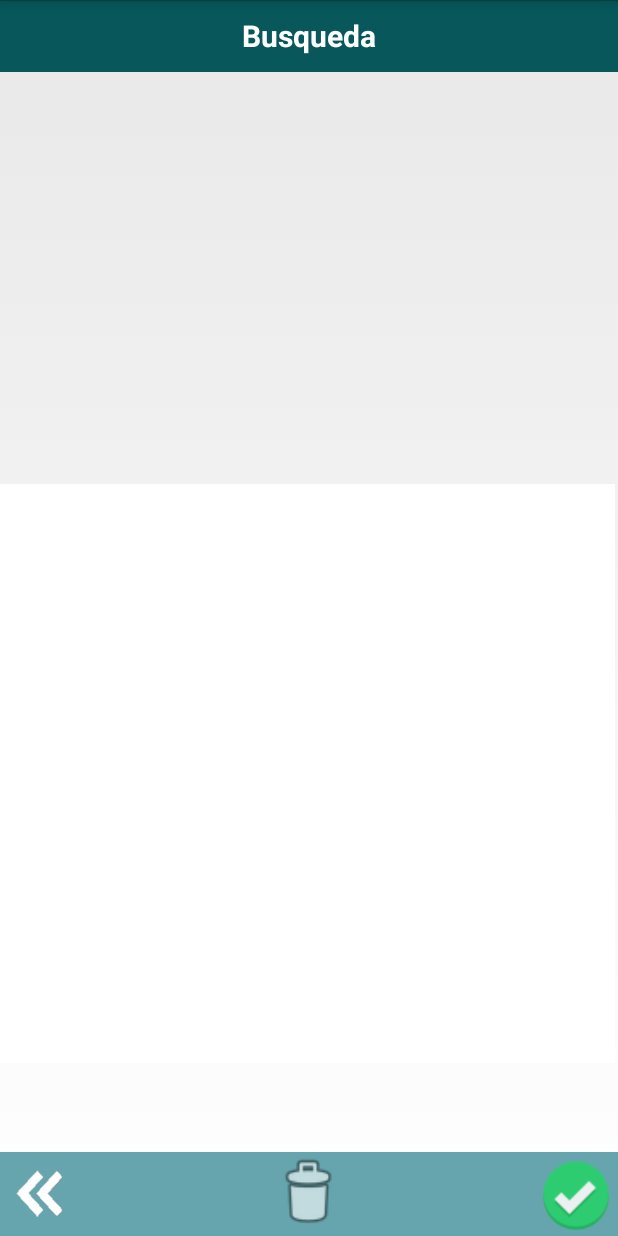
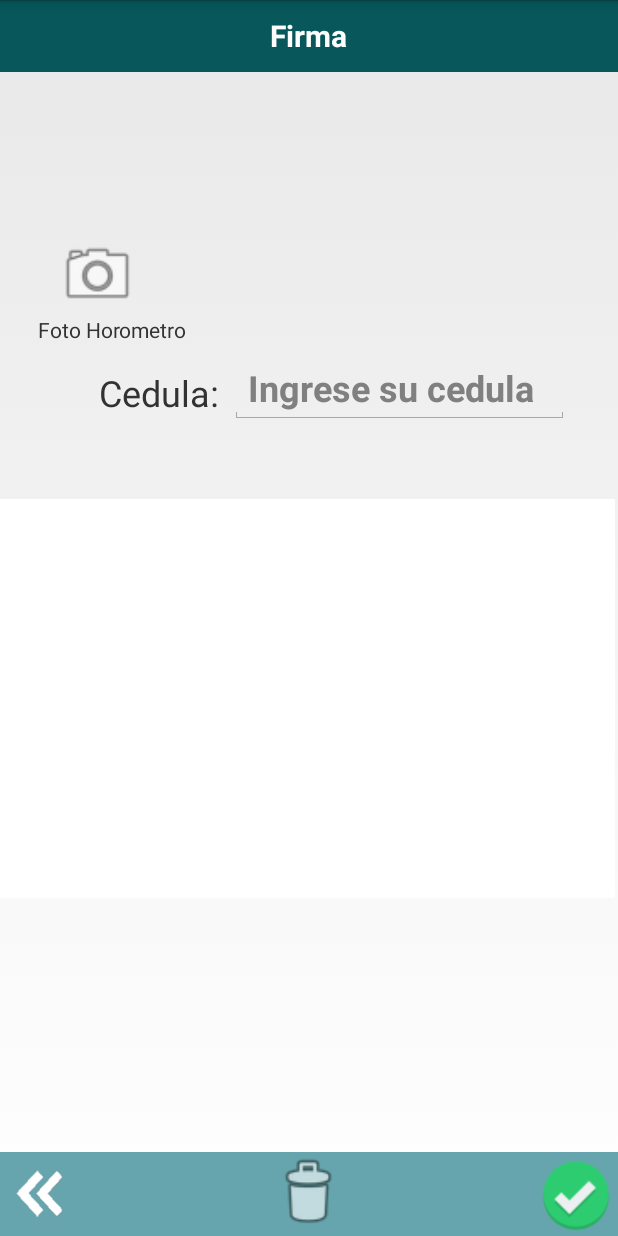
Before and after one commit to dtsolutionsgt/Combustible, an Android app: the Firma screen opened directly, with no data from a screen before it, on a phone screen of 412 x 824 dp. Run offline under Robolectric (Android 15) with nearby library versions, the phone set to English and light mode, and no system bars.

Commit message:
AAS 21-05-2019, Commit firma digital

```diff
--- a/app/src/main/java/com/dts/combust/Firma.java
+++ b/app/src/main/java/com/dts/combust/Firma.java
@@ -1,42 +1,54 @@
 package com.dts.combust;
+
 import java.io.File;
 import java.io.FileOutputStream;
-import android.app.Activity;
 import android.content.Context;
+import android.content.Intent;
+import android.content.pm.PackageManager;
 import android.graphics.Bitmap;
 import android.graphics.Canvas;
 import android.graphics.Color;
 import android.graphics.Paint;
 import android.graphics.Path;
 import android.graphics.RectF;
+import android.net.Uri;
 import android.os.Bundle;
 import android.os.Environment;
+import android.os.StrictMode;
+import android.provider.MediaStore;
+import android.text.Editable;
+import android.text.TextWatcher;
 import android.util.AttributeSet;
 import android.view.MotionEvent;
 import android.view.View;
-import android.view.Window;
+import com.dts.base.DateUtils;
+
+import android.widget.ImageView;
 import android.widget.LinearLayout;
+import android.widget.TextView;
 import android.widget.Toast;
 
 import com.dts.base.appGlobals;
-
-
-//  Android manifest
-//  <uses-permission android:name="android.permission.WRITE_EXTERNAL_STORAGE" />
-//  android:screenOrientation="landscape"
-//  android:configChanges="keyboardHidden|orientation|screenSize"
+import com.dts.classes.clsEmpleadosObj;
 
 public class Firma extends PBase {
 
     private LinearLayout Content;
-
+    private ImageView cam1, cam2;
+    private TextView txtC,txtC2,cedula,txtNombre;
     private Signature sign;
     private View surface;
+    private Long name;
 
     private Bitmap bm;
+    private clsEmpleadosObj empleado;
 
-    private String signfile;
+    private String signfile,tl,txt;
+    private int codCamera,check=0;
+    private int TAKE_PHOTO_CODE = 0;
     private boolean signed;
+
+    private DateUtils dateName;
 
     @Override
     protected void onCreate(Bundle savedInstanceState) {
@@ -57,9 +69,66 @@ public class Firma extends PBase {
         sign.setBackgroundColor(Color.WHITE);
         Content.addView(sign);
 
+        cam1 = (ImageView) findViewById(R.id.Camera2);
+        cam2 = (ImageView) findViewById(R.id.Camera3);
+        txtC = (TextView) findViewById(R.id.txtC);
+        txtC2 = (TextView) findViewById(R.id.txtC2);
+        cedula = (TextView) findViewById(R.id.txtCedula);
+        txtNombre = (TextView) findViewById(R.id.txtNombre);
+
+        dateName =  new DateUtils();
+        empleado =  new clsEmpleadosObj(this,Con,db);
+
+        codCamera = 1;
         surface = Content;
         signed=false;
 
+        setHandlers();
+
+        showCamera();
+
+    }
+
+    private void setHandlers() {
+        cedula.addTextChangedListener(new TextWatcher() {
+
+            public void afterTextChanged(Editable s) {
+
+                tl = cedula.getText().toString();
+
+                consultaNombre();
+            }
+
+            public void beforeTextChanged(CharSequence s, int start, int count, int after) {
+            }
+
+            public void onTextChanged(CharSequence s, int start, int before, int count){
+            }
+        });
+    }
+
+    public void consultaNombre(){
+        try {
+            if(tl.isEmpty()){
+
+                txtNombre.setText("");
+                return;
+
+            } else {
+                empleado.fill(" WHERE Barra ='" + tl + "'");
+
+                if(empleado.items.isEmpty()){
+
+                    txtNombre.setText("");
+                    return;
+                } else {
+                    txtNombre.setText(empleado.first().nombre);
+                }
+            }
+
+        } catch (Exception e) {
+            mu.msgbox(e.getMessage());
+        }
     }
 
     // Events
@@ -67,6 +136,10 @@ public class Firma extends PBase {
     public void clearView(View view) {
         sign.clear();
         signed=false;
+        codCamera = 1;
+        cedula.setText("");
+        txtNombre.setText("");
+        showCamera();
     }
 
     public void cancelCapture(View view) {
@@ -75,11 +148,16 @@ public class Firma extends PBase {
 
     public void saveSignature(View view) {
 
-        if (!signed) return;
+        cedula.getText();
 
-        surface.setDrawingCacheEnabled(true);
+        if(!signed || cedula.equals("") || codCamera ==1 || txtNombre.equals("")){
+            msgbox("Debe llenar todos los campos");
+            return;
+        }else {
+            surface.setDrawingCacheEnabled(true);
 
-        if (sign.save(surface)) super.finish();
+            if (sign.save(surface)) super.finish();
+        }
     }
 
     // Class
@@ -223,4 +301,60 @@ public class Firma extends PBase {
         }
     }
 
+    public void showCamera(){
+        try{
+            if (codCamera == 1){
+                cam1.setVisibility(View.VISIBLE);
+                txtC.setVisibility(View.VISIBLE);
+                cam2.setVisibility(View.INVISIBLE);
+                txtC2.setVisibility(View.INVISIBLE);
+            }else if(codCamera == 2 ){
+                cam1.setVisibility(View.INVISIBLE);
+                txtC.setVisibility(View.INVISIBLE);
+                cam2.setVisibility(View.VISIBLE);
+                txtC2.setVisibility(View.VISIBLE);
+            }
+        }catch (Exception e){
+            msgbox("Error en showCamera: "+e);
+        }
+    }
+
+    public void camera(View view){
+        try{
+            if (!this.getPackageManager().hasSystemFeature(PackageManager.FEATURE_CAMERA_ANY)) {
+                msgbox("El dispositivo no soporta toma de foto");return;
+            }
+
+            StrictMode.VmPolicy.Builder builder = new StrictMode.VmPolicy.Builder();
+            StrictMode.setVmPolicy(builder.build());
+
+            name = dateName.getCorelBase();
+
+            Intent cameraIntent = new Intent(MediaStore.ACTION_IMAGE_CAPTURE);
+            File URLfoto = new File(Environment.getExternalStorageDirectory() + "/ComFotos/" + name + ".jpg");
+            cameraIntent.putExtra(MediaStore.EXTRA_OUTPUT, Uri.fromFile(URLfoto));
+            startActivityForResult(cameraIntent,TAKE_PHOTO_CODE);
+
+        }catch (Exception e){
+            mu.msgbox("Error en camera: "+e.getMessage());
+        }
+    }
+
+    @Override
+    protected void onActivityResult(int requestCode, int resultCode, Intent data) {
+        super.onActivityResult(requestCode, resultCode, data);
+
+        if (requestCode == TAKE_PHOTO_CODE) {
+            if (resultCode == RESULT_OK) {
+                Toast.makeText(this, "Foto OK.", Toast.LENGTH_SHORT).show();
+
+                codCamera =  2;
+                showCamera();
+            } else {
+                Toast.makeText(this, "SIN FOTO.", Toast.LENGTH_SHORT).show();
+            }
+        }
+
+    }
+
 }
--- a/app/src/main/res/layout/activity_firma.xml
+++ b/app/src/main/res/layout/activity_firma.xml
@@ -57,6 +57,7 @@
             android:layout_marginBottom="2dp"
             android:layout_toStartOf="@+id/imageView9"
             android:layout_toEndOf="@+id/imageView8"
+            android:onClick="clearView"
             android:src="@android:drawable/ic_menu_delete" />
     </RelativeLayout>
 
@@ -77,7 +78,7 @@
             android:layout_width="wrap_content"
             android:layout_height="wrap_content"
             android:layout_centerInParent="true"
-            android:text="Busqueda"
+            android:text="Firma"
             android:textColor="#FFFFFF"
             android:textSize="20sp"
             android:textStyle="bold" />
@@ -95,20 +96,109 @@
         app:layout_constraintTop_toTopOf="parent"
         app:layout_constraintVertical_bias="0.406">
 
+        <TextView
+            android:id="@+id/txtC2"
+            android:layout_width="106dp"
+            android:layout_height="wrap_content"
+            android:layout_alignParentTop="true"
+            android:layout_alignParentEnd="true"
+            android:layout_marginStart="146dp"
+            android:layout_marginTop="136dp"
+            android:layout_marginEnd="27dp"
+            android:layout_toEndOf="@+id/txtC"
+            android:text="Tomar otra foto" />
+
+        <ImageView
+            android:id="@+id/Camera3"
+            android:layout_width="70dp"
+            android:layout_height="54dp"
+            android:layout_alignParentTop="true"
+            android:layout_alignParentEnd="true"
+            android:layout_marginStart="158dp"
+            android:layout_marginTop="77dp"
+            android:layout_marginEnd="92dp"
+            android:layout_marginBottom="8dp"
+            android:layout_toEndOf="@+id/Camera2"
+            android:onClick="camera"
+            android:src="@android:drawable/ic_menu_camera"
+            app:layout_constraintEnd_toEndOf="parent"
+            app:layout_constraintStart_toStartOf="parent"
+            app:layout_constraintTop_toBottomOf="@+id/relLogin" />
+
+        <ImageView
+            android:id="@+id/Camera2"
+            android:layout_width="70dp"
+            android:layout_height="54dp"
+            android:layout_alignParentStart="true"
+            android:layout_alignParentTop="true"
+            android:layout_marginStart="30dp"
+            android:layout_marginTop="77dp"
+            android:layout_marginBottom="8dp"
+            android:onClick="camera"
+            android:src="@android:drawable/ic_menu_camera"
+            app:layout_constraintEnd_toEndOf="parent"
+            app:layout_constraintStart_toStartOf="parent"
+            app:layout_constraintTop_toBottomOf="@+id/relLogin" />
+
         <LinearLayout
             android:id="@+id/linFirmaCanvas"
             android:layout_width="match_parent"
-            android:layout_height="387dp"
+            android:layout_height="266dp"
             android:layout_alignParentLeft="true"
             android:layout_alignParentTop="true"
             android:layout_alignParentBottom="true"
             android:layout_marginLeft="0dp"
-            android:layout_marginTop="244dp"
-            android:layout_marginBottom="-1dp"
+            android:layout_marginTop="254dp"
+            android:layout_marginBottom="110dp"
             android:layout_weight="0.60"
             android:orientation="horizontal">
 
         </LinearLayout>
+
+        <TextView
+            android:id="@+id/txtC"
+            android:layout_width="wrap_content"
+            android:layout_height="wrap_content"
+            android:layout_alignParentStart="true"
+            android:layout_alignParentTop="true"
+            android:layout_marginStart="25dp"
+            android:layout_marginTop="131dp"
+            android:text="Foto Horometro" />
+
+        <TextView
+            android:id="@+id/textView26"
+            android:layout_width="wrap_content"
+            android:layout_height="wrap_content"
+            android:layout_below="@+id/txtC"
+            android:layout_alignParentStart="true"
+            android:layout_marginStart="66dp"
+            android:layout_marginTop="16dp"
+            android:text="Cedula: "
+            android:textSize="24sp" />
+
+        <TextView
+            android:id="@+id/txtNombre"
+            android:layout_width="219dp"
+            android:layout_height="30dp"
+            android:layout_below="@+id/txtCedula"
+            android:layout_alignParentStart="true"
+            android:layout_marginStart="137dp"
+            android:layout_marginTop="9dp"
+            android:textSize="24sp" />
+
+        <EditText
+            android:id="@+id/txtCedula"
+            android:layout_width="226dp"
+            android:layout_height="wrap_content"
+            android:layout_below="@+id/txtC"
+            android:layout_marginStart="1dp"
+            android:layout_marginTop="6dp"
+            android:layout_toEndOf="@+id/textView26"
+            android:ems="10"
+            android:hint="Ingrese su cedula"
+            android:inputType="phone"
+            android:textSize="24sp"
+            android:textStyle="bold" />
 
     </RelativeLayout>
 
```
